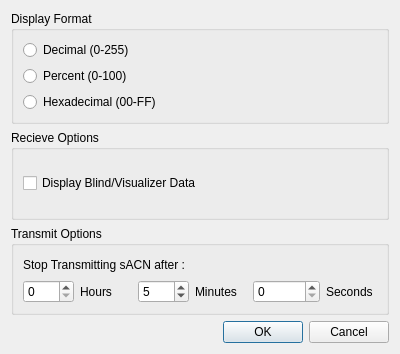
Above: ui/preferencesdialog.ui from docsteer/sacnview before the change. Below: the same form after it.
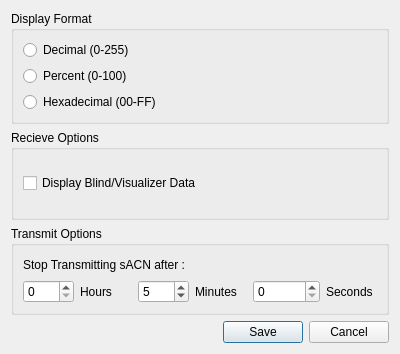
That is the form after the change.

Commit message:
Fixed preferencesdialog .cpp and .h to allow "cancel"
Dialog was saving immediately to Preferences class.
added member variables and save function that is applied when {Save} is
selected from button box.

```diff
--- a/ui/preferencesdialog.ui
+++ b/ui/preferencesdialog.ui
@@ -140,7 +140,7 @@
       <enum>Qt::Horizontal</enum>
      </property>
      <property name="standardButtons">
-      <set>QDialogButtonBox::Cancel|QDialogButtonBox::Ok</set>
+      <set>QDialogButtonBox::Cancel|QDialogButtonBox::Save</set>
      </property>
     </widget>
    </item>
```
The commit also changes 2 other files.
